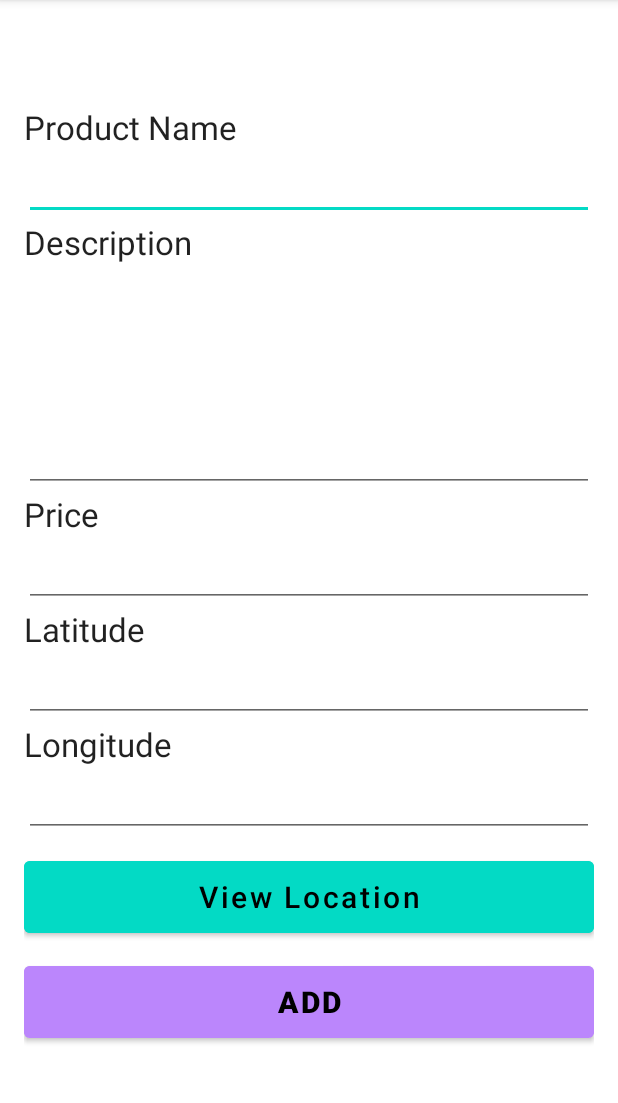
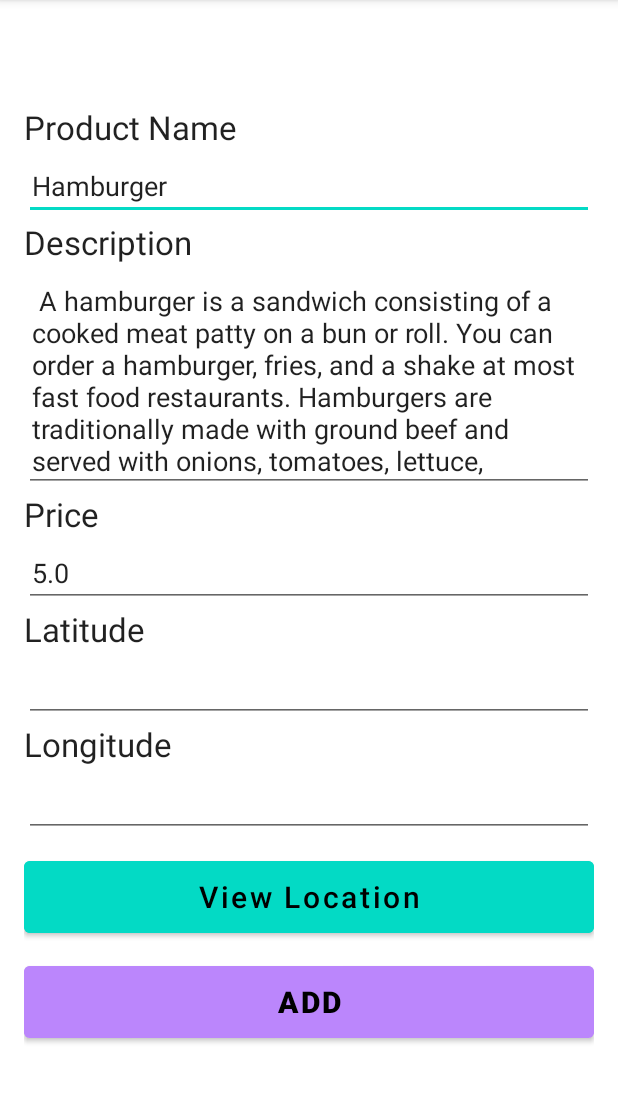
Before and after one commit to FebinRukfan/Lab_1_2_FebinRukfan_C0826772_Android, an Android app: the screen it shows after launch (ProdutInfoActivity), on a phone screen of 412 x 824 dp, the part 84-1187 px from its top. Run offline under Robolectric (Android 15) with nearby library versions, the phone set to English and light mode, and no system bars; our stand-ins replace Room's generated code.

Commit message:
showed 0ne product in product info

```diff
--- a/app/src/main/java/com/febinrukfan/lab_1_2_febinrukfansajidshakkeela_c0826772_android/ProdutInfoActivity.java
+++ b/app/src/main/java/com/febinrukfan/lab_1_2_febinrukfansajidshakkeela_c0826772_android/ProdutInfoActivity.java
@@ -1,18 +1,18 @@
 package com.febinrukfan.lab_1_2_febinrukfansajidshakkeela_c0826772_android;
 
 import androidx.appcompat.app.AppCompatActivity;
-import androidx.lifecycle.LiveData;
 import androidx.lifecycle.ViewModelProvider;
 
 import android.os.Bundle;
 import android.util.Log;
+import android.view.View;
+import android.widget.Toast;
 
 import com.febinrukfan.lab_1_2_febinrukfansajidshakkeela_c0826772_android.databinding.ActivityProductInfoBinding;
 import com.febinrukfan.lab_1_2_febinrukfansajidshakkeela_c0826772_android.model.Product;
 import com.febinrukfan.lab_1_2_febinrukfansajidshakkeela_c0826772_android.model.ProductViewModel;
 
-import java.util.Arrays;
-import java.util.List;
+
 
 
 public class ProdutInfoActivity extends AppCompatActivity {
@@ -27,30 +27,39 @@ public class ProdutInfoActivity extends AppCompatActivity {
     @Override
     protected void onCreate(Bundle savedInstanceState) {
         super.onCreate(savedInstanceState);
-        setContentView(R.layout.activity_product_info);
-
         binding = binding.inflate(getLayoutInflater());
+        View view = binding.getRoot();
+        setContentView(view);
 
         // initializing ViewModel
         productViewModel = new ViewModelProvider.AndroidViewModelFactory(this.getApplication())
                 .create(ProductViewModel.class);
 
 
-        if(binding.etPname.getText().toString().isEmpty()){
-            addDemoProducts();
-        }else {
+
             showProductInfo();
-        }
+
 
     }
 
     private void showProductInfo() {
-        productViewModel.getAllProducts().observe(this, products -> {
-            if (products != null) {
 
+
+        productViewModel.getFirstProduct().observe(this, products -> {
+            if (products.size() != 0) {
+
+                Toast.makeText(this, products.size()+"", Toast.LENGTH_SHORT).show();
+
+                binding.etPname.setText(products.get(0).getProductName());
+                binding.etPdesc.setText(products.get(0).getProductDesc());
+                binding.etPprice.setText(""+products.get(0).getProductPrice());
+            }else {
+                addDemoProducts();
             }
         });
     }
+
+
 
     private void addDemoProducts() {
 
@@ -63,70 +72,83 @@ public class ProdutInfoActivity extends AppCompatActivity {
 
         productViewModel.insert(product);
 
-        product.setProductName("Coke");
-        product.setProductDesc("Cola is a carbonated soft drink flavored with vanilla, cinnamon, citrus oils and other flavorings.");
-        product.setProductPrice(5.00);
-        product.setProviderLat(43.809983930714225);
-        product.setProviderLong(43.809983930714225);
+        Product product1 = new Product();
+        product1.setProductName("Coke");
+        product1.setProductDesc("Cola is a carbonated soft drink flavored with vanilla, cinnamon, citrus oils and other flavorings.");
+        product1.setProductPrice(5.00);
+        product1.setProviderLat(43.809983930714225);
+        product1.setProviderLong(43.809983930714225);
 
-        productViewModel.insert(product);
+        productViewModel.insert(product1);
+        Product product2 = new Product();
 
-        product.setProductName("Cocunut water");
-        product.setProductDesc("It's made up of about 94% water, 4% sugars, 1% fiber, and has less than 1% protein, fat, and other chemicals. The other chemicals include vitamins, minerals (including the electrolytes sodium and potassium), and plant hormones like cytokinins (that may benefit the body in various ways)");
-        product.setProductPrice(15.00);
-        product.setProviderLat(43.809983930714225);
-        product.setProviderLong(43.809983930714225);
+        product2.setProductName("Cocunut water");
+        product2.setProductDesc("It's made up of about 94% water, 4% sugars, 1% fiber, and has less than 1% protein, fat, and other chemicals. The other chemicals include vitamins, minerals (including the electrolytes sodium and potassium), and plant hormones like cytokinins (that may benefit the body in various ways)");
+        product2.setProductPrice(15.00);
+        product2.setProviderLat(43.809983930714225);
+        product2.setProviderLong(43.809983930714225);
 
-        productViewModel.insert(product);
+        productViewModel.insert(product2);
+        Product product3 = new Product();
 
-        product.setProductName("Hamburger");
-        product.setProductDesc(" A hamburger is a sandwich consisting of a cooked meat patty on a bun or roll. You can order a hamburger, fries, and a shake at most fast food restaurants. Hamburgers are traditionally made with ground beef and served with onions, tomatoes, lettuce, ketchup, and other garnishes.)");
-        product.setProductPrice(5.00);
-        product.setProviderLat(43.809983930714225);
-        product.setProviderLong(43.809983930714225);
+        product3.setProductName("Hamburger");
+        product3.setProductDesc(" A hamburger is a sandwich consisting of a cooked meat patty on a bun or roll. You can order a hamburger, fries, and a shake at most fast food restaurants. Hamburgers are traditionally made with ground beef and served with onions, tomatoes, lettuce, ketchup, and other garnishes.)");
+        product3.setProductPrice(5.00);
+        product3.setProviderLat(43.809983930714225);
+        product3.setProviderLong(43.809983930714225);
 
-        productViewModel.insert(product);
+        productViewModel.insert(product3);
 
-        product.setProductName("Sanwich");
-        product.setProductDesc(" Sandwich, in its basic form, slices of meat, cheese, or other food placed between two slices of bread. ... Any type of roll or bread and any type of food that can be conveniently so eaten can go into a sandwich, hot or cold.");
-        product.setProductPrice(4.00);
-        product.setProviderLat(43.809983930714225);
-        product.setProviderLong(43.809983930714225);
+        Product product4 = new Product();
 
-        productViewModel.insert(product);
+        product4.setProductName("Sandwich");
+        product4.setProductDesc(" Sandwich, in its basic form, slices of meat, cheese, or other food placed between two slices of bread. ... Any type of roll or bread and any type of food that can be conveniently so eaten can go into a sandwich, hot or cold.");
+        product4.setProductPrice(4.00);
+        product4.setProviderLat(43.809983930714225);
+        product4.setProviderLong(43.809983930714225);
 
-        product.setProductName("Cutlet");
-        product.setProductDesc("a small, thin slice of meat. : chopped vegetables, nuts, etc., that are pressed together into a flat shape, covered with bread crumbs, and fried in oil.");
-        product.setProductPrice(1.30);
-        product.setProviderLat(43.809983930714225);
-        product.setProviderLong(43.809983930714225);
+        productViewModel.insert(product4);
 
-        productViewModel.insert(product);
+        Product product5 = new Product();
 
-        product.setProductName("French Fries");
-        product.setProductDesc("A thin strip of potato, usually cut 3 to 4 inches in length and about 1/4 to 3/8 inches square that are deep fried until they are golden brown and crisp textured on the outside while remaining white and soft on the inside.");
-        product.setProductPrice(3.00);
-        product.setProviderLat(43.809983930714225);
-        product.setProviderLong(43.809983930714225);
+        product5.setProductName("Cutlet");
+        product5.setProductDesc("a small, thin slice of meat. : chopped vegetables, nuts, etc., that are pressed together into a flat shape, covered with bread crumbs, and fried in oil.");
+        product5.setProductPrice(1.30);
+        product5.setProviderLat(43.809983930714225);
+        product5.setProviderLong(43.809983930714225);
 
-        productViewModel.insert(product);
+        productViewModel.insert(product5);
+
+        Product product6 = new Product();
+
+        product6.setProductName("French Fries");
+        product6.setProductDesc("A thin strip of potato, usually cut 3 to 4 inches in length and about 1/4 to 3/8 inches square that are deep fried until they are golden brown and crisp textured on the outside while remaining white and soft on the inside.");
+        product6.setProductPrice(3.00);
+        product6.setProviderLat(43.809983930714225);
+        product6.setProviderLong(43.809983930714225);
+
+        productViewModel.insert(product6);
+
+        Product product7 = new Product();
 
 
-        product.setProductName("Orange Juice");
-        product.setProductDesc("Orange juice is a fruit juice obtained by squeezing, pressing or otherwise crushing the interior of an orange. Orange juice is a nutrition powerhouse with naturally occurring vitamins and minerals and many antioxidants. All types of juice can be found in health food and grocery stores.");
-        product.setProductPrice(2.50);
-        product.setProviderLat(43.809983930714225);
-        product.setProviderLong(43.809983930714225);
+        product7.setProductName("Orange Juice");
+        product7.setProductDesc("Orange juice is a fruit juice obtained by squeezing, pressing or otherwise crushing the interior of an orange. Orange juice is a nutrition powerhouse with naturally occurring vitamins and minerals and many antioxidants. All types of juice can be found in health food and grocery stores.");
+        product7.setProductPrice(2.50);
+        product7.setProviderLat(43.809983930714225);
+        product7.setProviderLong(43.809983930714225);
 
-        productViewModel.insert(product);
+        productViewModel.insert(product7);
 
-        product.setProductName("Tea");
-        product.setProductDesc("Tea is an aromatic beverage prepared by pouring hot or boiling water over cured or fresh leaves of Camellia sinensis, an evergreen shrub native to China as well as other East and Southeast Asian countries. After water, it is the most widely consumed drink in the world.");
-        product.setProductPrice(1.50);
-        product.setProviderLat(43.809983930714225);
-        product.setProviderLong(43.809983930714225);
+        Product product8 = new Product();
 
-        productViewModel.insert(product);
+        product8.setProductName("Tea");
+        product8.setProductDesc("Tea is an aromatic beverage prepared by pouring hot or boiling water over cured or fresh leaves of Camellia sinensis, an evergreen shrub native to China as well as other East and Southeast Asian countries. After water, it is the most widely consumed drink in the world.");
+        product8.setProductPrice(1.50);
+        product8.setProviderLat(43.809983930714225);
+        product8.setProviderLong(43.809983930714225);
+
+        productViewModel.insert(product8);
 
 
     }
--- a/app/src/main/java/com/febinrukfan/lab_1_2_febinrukfansajidshakkeela_c0826772_android/data/ProductRepository.java
+++ b/app/src/main/java/com/febinrukfan/lab_1_2_febinrukfansajidshakkeela_c0826772_android/data/ProductRepository.java
@@ -22,8 +22,12 @@ public class ProductRepository {
         allProducts = productDao.getAllProducts();
     }
 
-    public LiveData<List<Product>> getAllEmployees() {
+    public LiveData<List<Product>> getAllProducts() {
         return allProducts;
+    }
+
+    public LiveData<List<Product>> getFirstProduct() {
+        return productDao.getFirstProduct();
     }
 
     public void insert(Product product) {
--- a/app/src/main/java/com/febinrukfan/lab_1_2_febinrukfansajidshakkeela_c0826772_android/model/ProductViewModel.java
+++ b/app/src/main/java/com/febinrukfan/lab_1_2_febinrukfansajidshakkeela_c0826772_android/model/ProductViewModel.java
@@ -20,10 +20,10 @@ public class ProductViewModel extends AndroidViewModel {
         super(application);
 
         repository = new ProductRepository(application);
-        allProducts = repository.getAllEmployees();
+        allProducts = repository.getAllProducts();
     }
 
-    public LiveData<List<Product>> getFirst() {return allProducts;}
+    public LiveData<List<Product>> getFirstProduct() {return repository.getFirstProduct();}
 
     public void insert(Product product) {repository.insert(product);}
 }
--- a/app/src/main/res/layout/activity_product_info.xml
+++ b/app/src/main/res/layout/activity_product_info.xml
@@ -46,7 +46,7 @@
             android:layout_height="150dp"
             android:layout_marginTop="2dp"
             android:paddingHorizontal="5dp"
-            android:inputType="text" />
+            android:inputType="textMultiLine" />
 
         <TextView
             android:id="@+id/label3"
```
